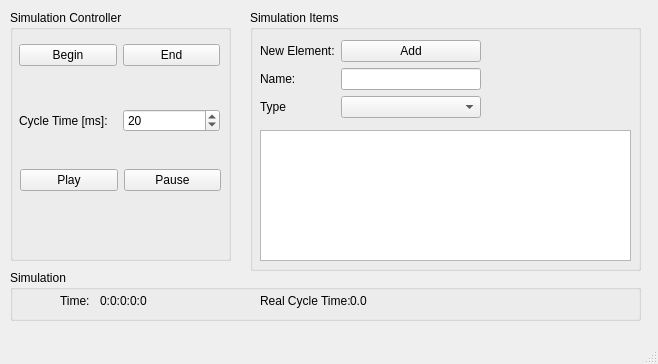
Old version of the form Modules/gui/ui/supercar_gui.ui in the repository marcontex8/MCSuperCar.
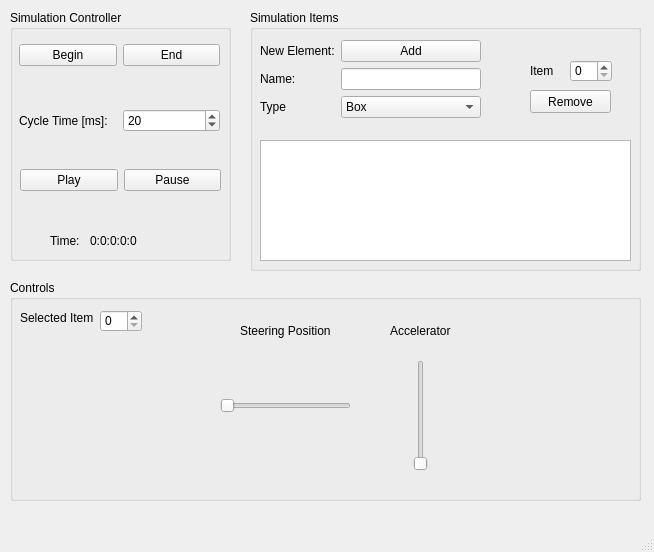
New version of the form.

Commit message: introduced GUI selection of new element type and some minor fixes

Diff of the .ui file:
```diff
--- a/Modules/gui/ui/supercar_gui.ui
+++ b/Modules/gui/ui/supercar_gui.ui
@@ -6,8 +6,8 @@
    <rect>
     <x>0</x>
     <y>0</y>
-    <width>658</width>
-    <height>364</height>
+    <width>654</width>
+    <height>552</height>
    </rect>
   </property>
   <property name="windowTitle">
@@ -26,16 +26,6 @@
     <property name="title">
      <string>Simulation Items</string>
     </property>
-    <widget class="QListView" name="elements_list_view">
-     <property name="geometry">
-      <rect>
-       <x>10</x>
-       <y>120</y>
-       <width>371</width>
-       <height>131</height>
-      </rect>
-     </property>
-    </widget>
     <widget class="QWidget" name="gridLayoutWidget">
      <property name="geometry">
       <rect>
@@ -78,10 +68,82 @@
        </widget>
       </item>
       <item row="2" column="1">
-       <widget class="QComboBox" name="new_element_type"/>
+       <widget class="QComboBox" name="cb_newElementType">
+        <item>
+         <property name="text">
+          <string>Box</string>
+         </property>
+        </item>
+        <item>
+         <property name="text">
+          <string>Car_Sport</string>
+         </property>
+        </item>
+        <item>
+         <property name="text">
+          <string>Car_SUV</string>
+         </property>
+        </item>
+        <item>
+         <property name="text">
+          <string>Car_Hatchback</string>
+         </property>
+        </item>
+        <item>
+         <property name="text">
+          <string>Car_Minivan</string>
+         </property>
+        </item>
+       </widget>
       </item>
      </layout>
     </widget>
+    <widget class="QTextEdit" name="te_list">
+     <property name="geometry">
+      <rect>
+       <x>10</x>
+       <y>130</y>
+       <width>371</width>
+       <height>121</height>
+      </rect>
+     </property>
+    </widget>
+    <widget class="QPushButton" name="pb_remove">
+     <property name="geometry">
+      <rect>
+       <x>280</x>
+       <y>80</y>
+       <width>81</width>
+       <height>23</height>
+      </rect>
+     </property>
+     <property name="text">
+      <string>Remove</string>
+     </property>
+    </widget>
+    <widget class="QSpinBox" name="sb_items_id">
+     <property name="geometry">
+      <rect>
+       <x>320</x>
+       <y>50</y>
+       <width>42</width>
+       <height>22</height>
+      </rect>
+     </property>
+    </widget>
+    <widget class="QLabel" name="label_4">
+     <property name="geometry">
+      <rect>
+       <x>280</x>
+       <y>50</y>
+       <width>31</width>
+       <height>22</height>
+      </rect>
+     </property>
+     <property name="text">
+      <string>Item</string>
+     </property>
+    </widget>
    </widget>
    <widget class="QGroupBox" name="groupBox_2">
     <property name="geometry">
@@ -179,24 +241,24 @@
       </item>
      </layout>
     </widget>
-   </widget>
-   <widget class="QGroupBox" name="groupBox_3">
-    <property name="geometry">
-     <rect>
-      <x>10</x>
-      <y>270</y>
-      <width>631</width>
-      <height>51</height>
-     </rect>
-    </property>
-    <property name="title">
-     <string>Simulation</string>
-    </property>
+    <widget class="QLabel" name="simulation_time">
+     <property name="geometry">
+      <rect>
+       <x>80</x>
+       <y>220</y>
+       <width>81</width>
+       <height>21</height>
+      </rect>
+     </property>
+     <property name="text">
+      <string>0:0:0:0:0</string>
+     </property>
+    </widget>
     <widget class="QLabel" name="label">
      <property name="geometry">
       <rect>
-       <x>50</x>
-       <y>20</y>
+       <x>40</x>
+       <y>220</y>
        <width>31</width>
        <height>21</height>
       </rect>
@@ -205,43 +267,92 @@
       <string>Time:</string>
      </property>
     </widget>
-    <widget class="QLabel" name="simulation_time">
+   </widget>
+   <widget class="QGroupBox" name="groupBox_4">
+    <property name="geometry">
+     <rect>
+      <x>10</x>
+      <y>280</y>
+      <width>631</width>
+      <height>221</height>
+     </rect>
+    </property>
+    <property name="title">
+     <string>Controls</string>
+    </property>
+    <widget class="QSlider" name="hs_steering">
+     <property name="geometry">
+      <rect>
+       <x>210</x>
+       <y>110</y>
+       <width>131</width>
+       <height>31</height>
+      </rect>
+     </property>
+     <property name="orientation">
+      <enum>Qt::Horizontal</enum>
+     </property>
+    </widget>
+    <widget class="QSlider" name="vs_accelerator">
+     <property name="geometry">
+      <rect>
+       <x>390</x>
+       <y>80</y>
+       <width>41</width>
+       <height>111</height>
+      </rect>
+     </property>
+     <property name="orientation">
+      <enum>Qt::Vertical</enum>
+     </property>
+    </widget>
+    <widget class="QSpinBox" name="sb_controls_id">
      <property name="geometry">
       <rect>
        <x>90</x>
-       <y>20</y>
+       <y>30</y>
+       <width>42</width>
+       <height>22</height>
+      </rect>
+     </property>
+    </widget>
+    <widget class="QLabel" name="label_8">
+     <property name="geometry">
+      <rect>
+       <x>10</x>
+       <y>30</y>
        <width>81</width>
-       <height>21</height>
+       <height>16</height>
       </rect>
      </property>
      <property name="text">
-      <string>0:0:0:0:0</string>
+      <string>Selected Item</string>
      </property>
     </widget>
-    <widget class="QLabel" name="label_4">
+    <widget class="QLabel" name="label_9">
      <property name="geometry">
       <rect>
-       <x>250</x>
-       <y>20</y>
-       <width>91</width>
+       <x>230</x>
+       <y>40</y>
+       <width>101</width>
        <height>21</height>
       </rect>
      </property>
      <property name="text">
-      <string>Real Cycle Time:</string>
+      <string>Steering Position</string>
      </property>
     </widget>
-    <widget class="QLabel" name="label_5">
+    <widget class="QLabel" name="label_10">
      <property name="geometry">
       <rect>
-       <x>340</x>
-       <y>20</y>
-       <width>81</width>
+       <x>380</x>
+       <y>40</y>
+       <width>101</width>
        <height>21</height>
       </rect>
      </property>
      <property name="text">
-      <string>0.0</string>
+      <string>Accelerator</string>
      </property>
     </widget>
    </widget>
```
Left out of the diff: 2 changed lines with no effect on the pictures. The commit also changes 18 other files.
